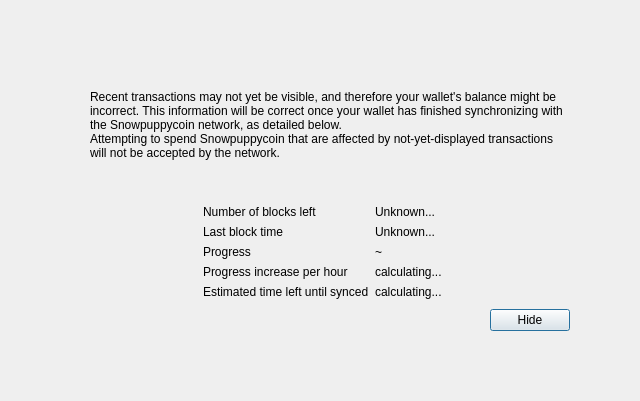
Old version of the form src/qt/forms/modaloverlay.ui in the repository knulii/snowpuppy.
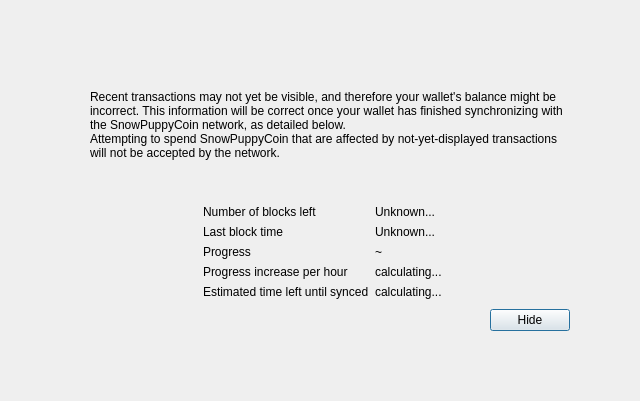
New version of the form. Custom widgets are drawn as their Qt base class.

```diff
--- a/src/qt/forms/modaloverlay.ui
+++ b/src/qt/forms/modaloverlay.ui
@@ -111,7 +111,7 @@
              <item>
               <widget class="QLabel" name="infoText">
                <property name="text">
-                <string>Recent transactions may not yet be visible, and therefore your wallet's balance might be incorrect. This information will be correct once your wallet has finished synchronizing with the Snowpuppycoin network, as detailed below.</string>
+                <string>Recent transactions may not yet be visible, and therefore your wallet's balance might be incorrect. This information will be correct once your wallet has finished synchronizing with the SnowPuppyCoin network, as detailed below.</string>
                </property>
                <property name="textFormat">
                 <enum>Qt::RichText</enum>
@@ -124,7 +124,7 @@
              <item>
               <widget class="QLabel" name="infoTextStrong">
                <property name="text">
-                <string>Attempting to spend Snowpuppycoin that are affected by not-yet-displayed transactions will not be accepted by the network.</string>
+                <string>Attempting to spend SnowPuppyCoin that are affected by not-yet-displayed transactions will not be accepted by the network.</string>
                </property>
                <property name="textFormat">
                 <enum>Qt::RichText</enum>
```
